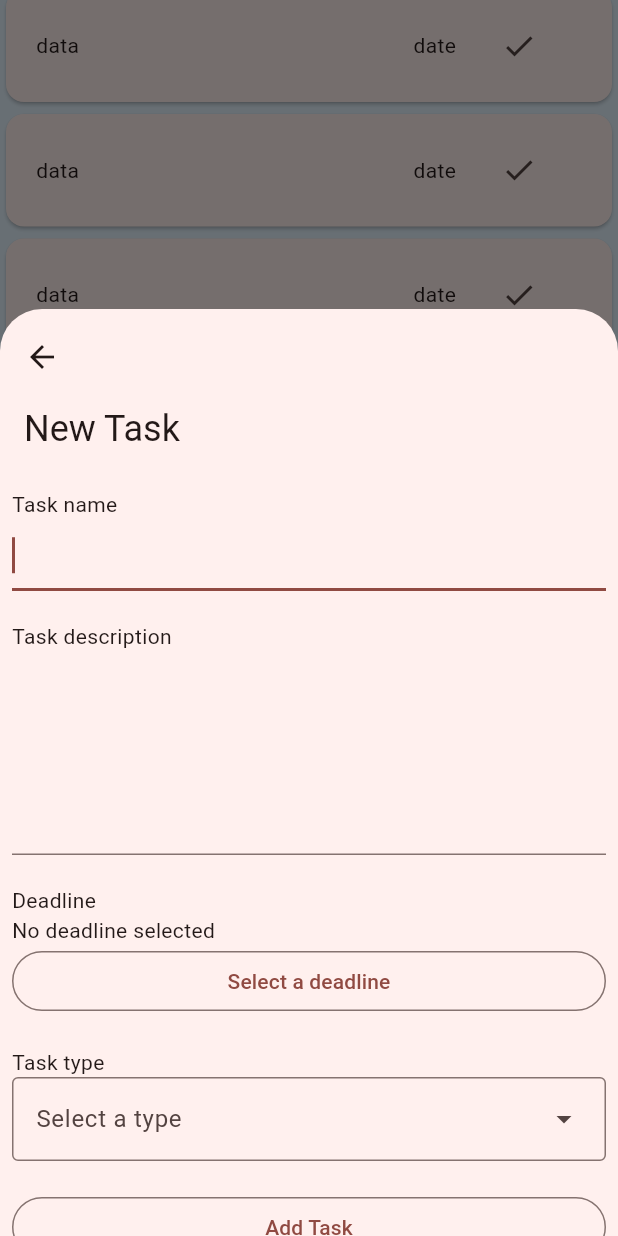
After one commit to aliosmansahin/flutter-todolist, a Flutter app: the screen it shows after launch, scrolled down 576 dp, after a tap on "New task", on a phone screen of 412 x 824 dp. The commit adds this screen. Run offline on Flutter 3.47's test engine with Material 3 defaults, Android fonts, the phone set to English and light mode, and no system bars.

Commit message:
New task bottomsheet design
Signed-off-by: aliosmansahin <aliosmsahin01@gmail.com>

```diff
--- /dev/null
+++ b/lib/addtask.dart
@@ -0,0 +1,96 @@
+/*
+
+Widget for adding a new task
+
+Created by Ali Osman ŞAHİN on 09/03/2025
+
+*/
+
+part of 'main.dart';
+
+class AddTask extends StatefulWidget {
+  const AddTask({super.key});
+
+  @override
+  State<AddTask> createState() => _AddTaskState();
+}
+
+class _AddTaskState extends State<AddTask> {
+  @override
+  Widget build(BuildContext context) {
+    return DraggableScrollableSheet(
+      expand: false,
+      initialChildSize: 0.75,
+      maxChildSize: 1,
+      minChildSize: 0.1,
+      builder: (BuildContext context, ScrollController scrollController) {
+        return CustomScrollView(
+          controller: scrollController,
+          physics: BouncingScrollPhysics(),
+          slivers: [
+            /*SliverList.builder(
+              itemCount: 25,
+              itemBuilder: (BuildContext context, int index) {
+                return ListTile(title: Text('Item $index'));
+              },
+            ),*/
+            SliverAppBar.medium(
+              title: Text("New Task"),
+              backgroundColor: Colors.transparent,
+            ),
+            SliverPadding(
+              padding: const EdgeInsets.all(8.0),
+              sliver: SliverList(
+                delegate: SliverChildListDelegate([
+                  //Task name
+                  Text("Task name"),
+                  TextField(autofocus: true),
+                  //Task description
+                  Padding(
+                    padding: const EdgeInsets.only(top: 20),
+                    child: Text("Task description"),
+                  ),
+                  TextField(autofocus: true, minLines: 5, maxLines: 5),
+                  //Deadline
+                  Padding(
+                    padding: const EdgeInsets.only(top: 20),
+                    child: Text("Deadline"),
+                  ),
+                  Text("No deadline selected"),
+                  OutlinedButton(
+                    onPressed: () {},
+                    child: Text("Select a deadline"),
+                  ),
+
+                  Padding(
+                    padding: const EdgeInsets.only(top: 20),
+                    child: Text("Task type"),
+                  ),
+                  DropdownMenu(
+                    width: double.infinity,
+                    hintText: "Select a type",
+                    dropdownMenuEntries: [
+                      DropdownMenuEntry(value: "food", label: "Food"),
+                      DropdownMenuEntry(value: "sport", label: "Sport"),
+                      DropdownMenuEntry(value: "work", label: "Work"),
+                      DropdownMenuEntry(value: "school", label: "School"),
+                    ],
+                  ),
+                  Padding(
+                    padding: const EdgeInsets.only(top: 20),
+                    child: OutlinedButton(
+                      onPressed: () {
+                        Navigator.pop(context);
+                      },
+                      child: Text("Add Task"),
+                    ),
+                  ),
+                ]),
+              ),
+            ),
+          ],
+        );
+      },
+    );
+  }
+}
--- a/lib/main.dart
+++ b/lib/main.dart
@@ -14,6 +14,7 @@ Other Widget files
 */
 part 'mainpage.dart';
 part 'taskcard.dart';
+part 'addtask.dart';
 
 void main() {
   runApp(const MyApp());
--- a/lib/mainpage.dart
+++ b/lib/mainpage.dart
@@ -61,10 +61,19 @@ class _MainPageState extends State<MainPage> {
         ],
       ),
       backgroundColor: Theme.of(context).secondaryHeaderColor,
-      floatingActionButton: FloatingActionButton(
-        onPressed: () {},
+      floatingActionButton: FloatingActionButton.extended(
+        onPressed: () {
+          showModalBottomSheet(
+            isScrollControlled: true,
+            context: context,
+            builder: (bottomSheetContext) {
+              return AddTask();
+            },
+          );
+        },
         backgroundColor: Theme.of(context).bottomSheetTheme.backgroundColor,
-        child: Icon(Icons.add),
+        icon: Icon(Icons.add),
+        label: Text("New task"),
       ),
     );
   }
```
